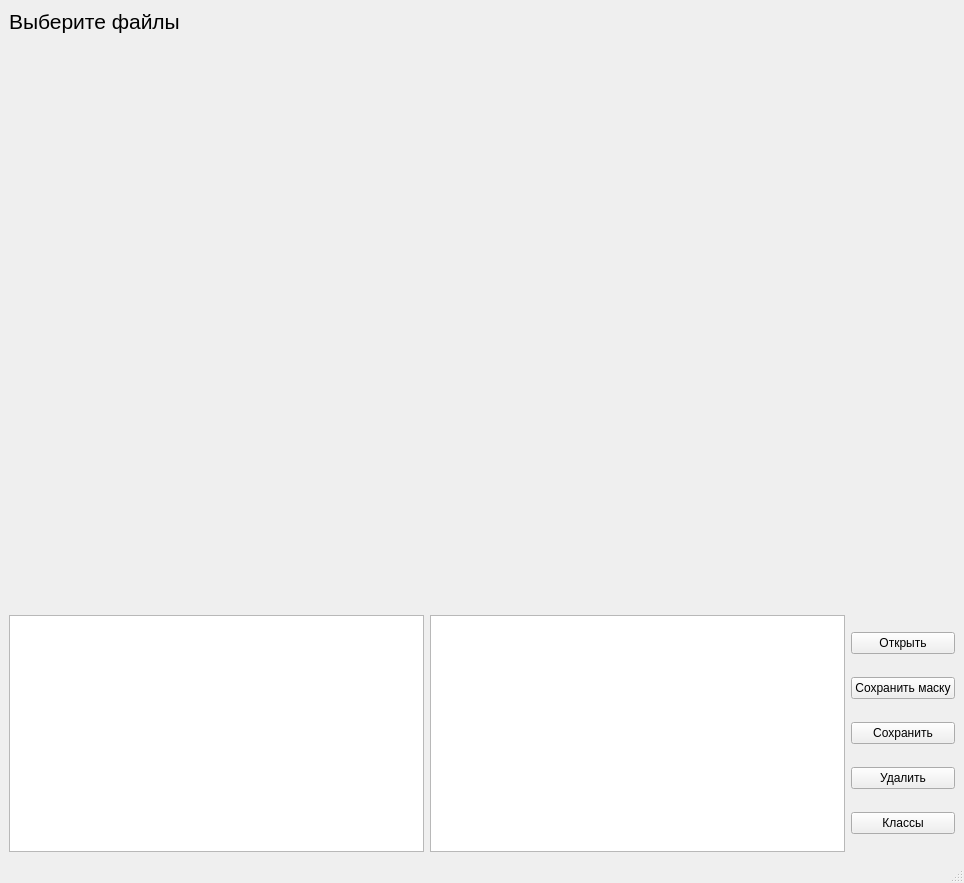
Qt form main.ui (AMKalinin/Markup-App) before a commit.
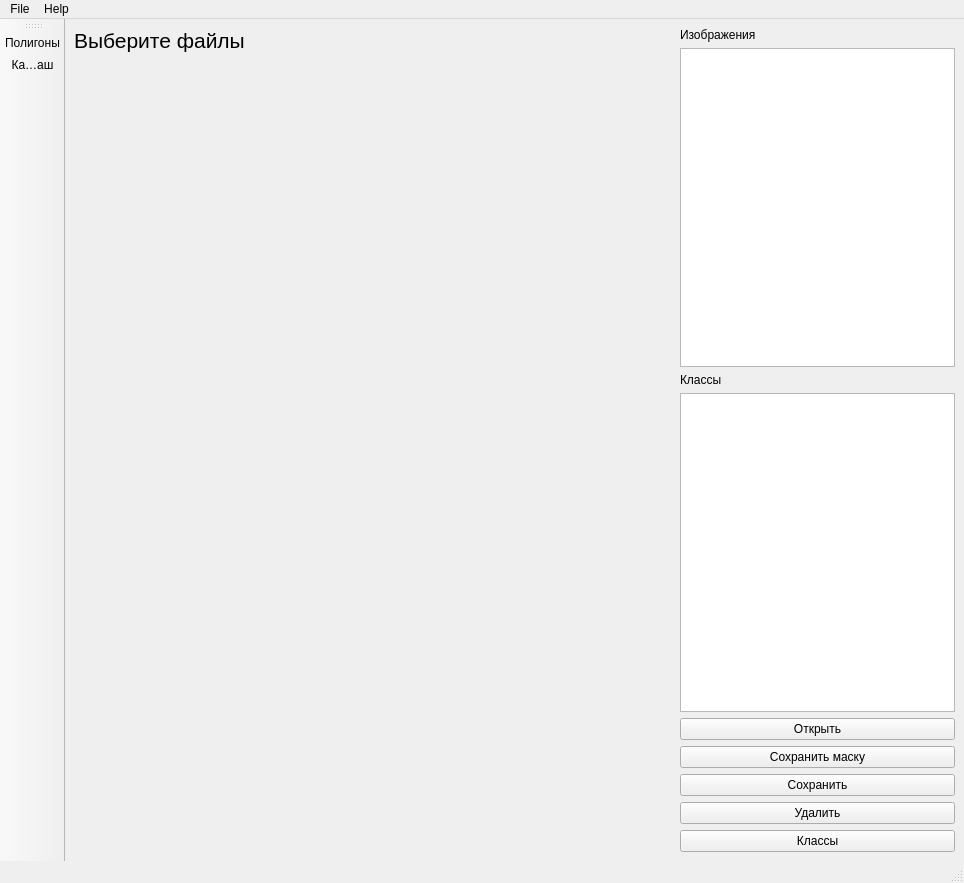
The same form after that commit.

Commit message: Изменение формы

```diff
--- a/main.ui
+++ b/main.ui
@@ -41,8 +41,23 @@
         </property>
        </widget>
       </item>
+     </layout>
+    </item>
+    <item row="1" column="1">
+     <layout class="QVBoxLayout" name="verticalLayout_4">
       <item>
-       <layout class="QHBoxLayout" name="horizontalLayout">
+       <widget class="QLabel" name="label_2">
+        <property name="maximumSize">
+         <size>
+          <width>16777215</width>
+          <height>25</height>
+         </size>
+        </property>
+        <property name="text">
+         <string>Изображения</string>
+        </property>
+       </widget>
+      </item>
         <item>
          <widget class="QListWidget" name="listImage">
           <property name="minimumSize">
@@ -53,10 +68,23 @@
           </property>
           <property name="maximumSize">
            <size>
+          <width>330</width>
+          <height>16777215</height>
+         </size>
+        </property>
+       </widget>
+      </item>
+      <item>
+       <widget class="QLabel" name="label_3">
+        <property name="maximumSize">
+         <size>
             <width>16777215</width>
-            <height>300</height>
-           </size>
-          </property>
+          <height>25</height>
+         </size>
+        </property>
+        <property name="text">
+         <string>Классы</string>
+        </property>
          </widget>
         </item>
         <item>
@@ -69,8 +97,8 @@
           </property>
           <property name="maximumSize">
            <size>
-            <width>16777215</width>
-            <height>300</height>
+          <width>330</width>
+          <height>16777215</height>
            </size>
           </property>
          </widget>
@@ -135,18 +163,57 @@
        </layout>
       </item>
      </layout>
-    </item>
-   </layout>
   </widget>
   <widget class="QStatusBar" name="statusbar"/>
+  <widget class="QMenuBar" name="menuBar">
+   <property name="geometry">
+    <rect>
+     <x>0</x>
+     <y>0</y>
+     <width>964</width>
+     <height>26</height>
+    </rect>
+   </property>
+   <widget class="QMenu" name="menuFile">
+    <property name="title">
+     <string>File</string>
+    </property>
+   </widget>
+   <widget class="QMenu" name="menuHelp">
+    <property name="title">
+     <string>Help</string>
+    </property>
+   </widget>
+   <addaction name="menuFile"/>
+   <addaction name="menuHelp"/>
+  </widget>
+  <widget class="QToolBar" name="toolBar">
+   <property name="maximumSize">
+    <size>
+     <width>65</width>
+     <height>16777215</height>
+    </size>
+   </property>
+   <property name="windowTitle">
+    <string>toolBar</string>
+   </property>
+   <attribute name="toolBarArea">
+    <enum>LeftToolBarArea</enum>
+   </attribute>
+   <attribute name="toolBarBreak">
+    <bool>false</bool>
+   </attribute>
+   <addaction name="action"/>
+   <addaction name="action_2"/>
+  </widget>
   <action name="action">
    <property name="text">
-    <string>Добавить</string>
+    <string>Полигоны</string>
    </property>
   </action>
   <action name="action_2">
    <property name="text">
-    <string>ыва</string>
+    <string>Карандаш</string>
    </property>
   </action>
  </widget>
```
Lines whose indentation alone changed are shown as unchanged. The commit also changes 3 other files.
